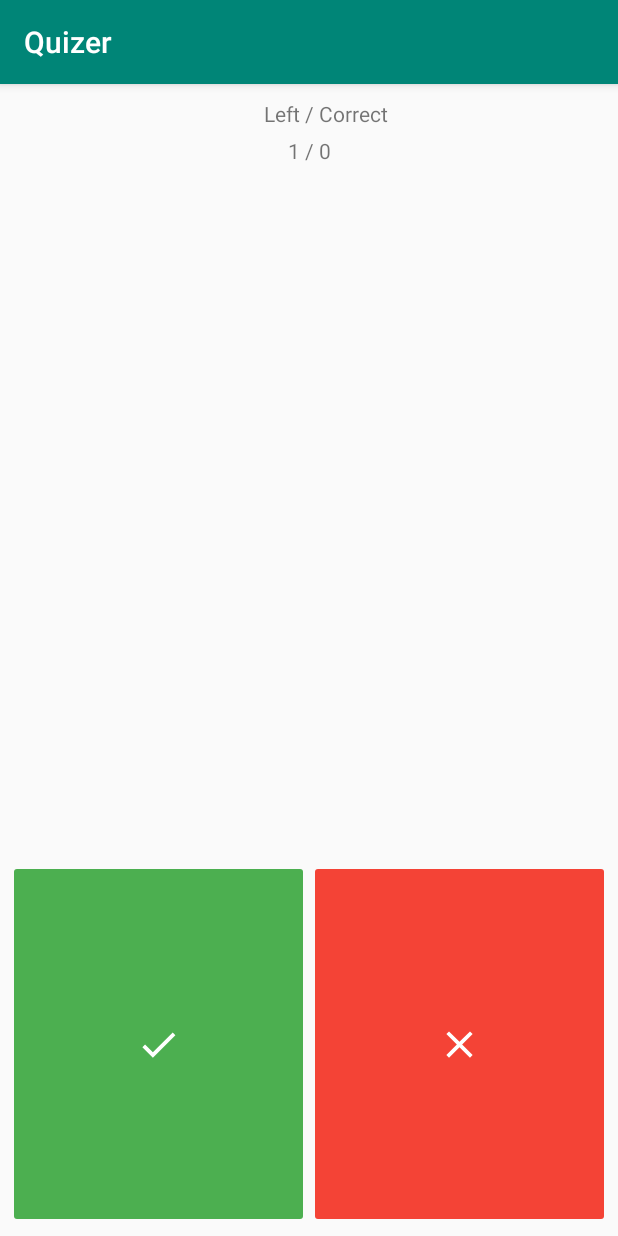
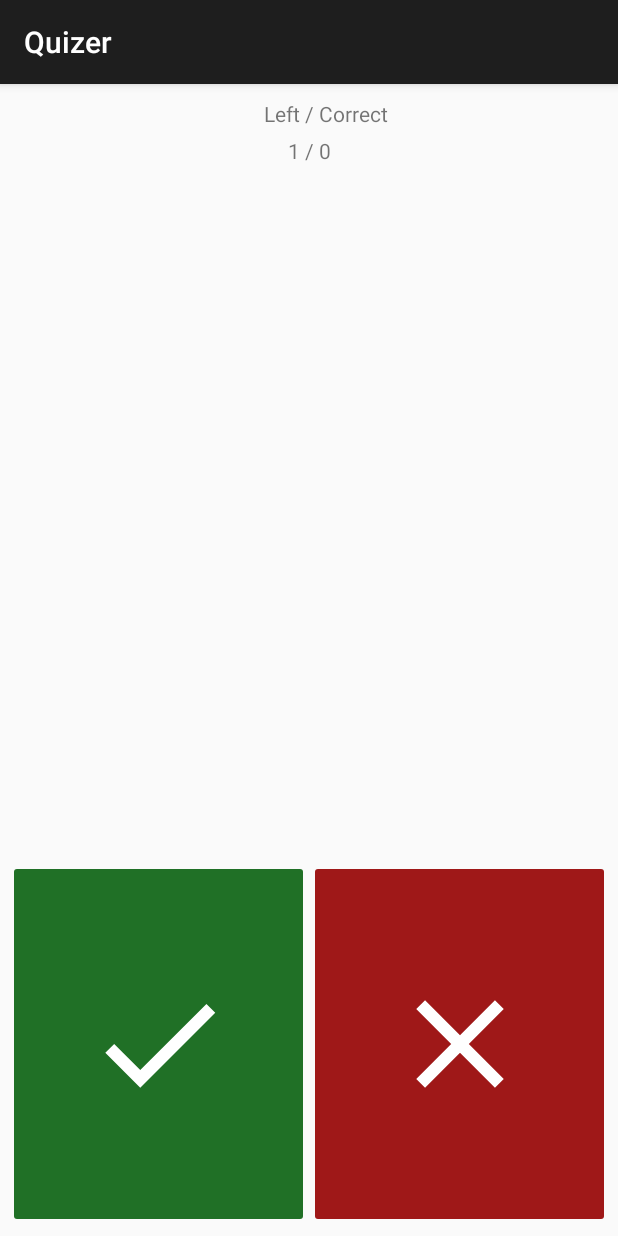
Before and after one commit to Arivlorn/Quizer-App, an Android app: the QuizFragment screen opened directly, with no data from a screen before it, on a phone screen of 412 x 824 dp. Run offline under Robolectric (Android 15) with nearby library versions, the phone set to English and light mode, and no system bars.

Commit message:
Changed style colors, added new descriptions to action bar based on activity, and increased size of images on true/false buttons.

```diff
--- a/app/src/main/java/edu/andrews/cptr252/aisensee/quizer/QuestionAdapter.java
+++ b/app/src/main/java/edu/andrews/cptr252/aisensee/quizer/QuestionAdapter.java
@@ -79,7 +79,6 @@ public class QuestionAdapter extends RecyclerView.Adapter<QuestionAdapter.ViewHo
             // get index of question that was clicked
             int position = getAdapterPosition();
             // for now, just display the selected question.
-            // TODO: open the selected question.
             if (position != RecyclerView.NO_POSITION) {
                 Question question = mQuestions.get(position);
 
--- a/app/src/main/java/edu/andrews/cptr252/aisensee/quizer/QuestionDetailsFragment.java
+++ b/app/src/main/java/edu/andrews/cptr252/aisensee/quizer/QuestionDetailsFragment.java
@@ -74,6 +74,9 @@ public class QuestionDetailsFragment extends Fragment {
     public View onCreateView(LayoutInflater inflater, ViewGroup container,
                              Bundle savedInstanceState) {
         View v = inflater.inflate(R.layout.question_details_fragment, container, false);
+
+        // sets the title of action bar
+        getActivity().setTitle(R.string.question_details_actionbar_label);
 
         //==========================================================================================
         // Question Question Text Box
--- a/app/src/main/java/edu/andrews/cptr252/aisensee/quizer/QuestionListFragment.java
+++ b/app/src/main/java/edu/andrews/cptr252/aisensee/quizer/QuestionListFragment.java
@@ -41,8 +41,8 @@ public class QuestionListFragment extends Fragment {
     public void onCreate(Bundle savedInstanceState) {
         super.onCreate(savedInstanceState);
 
-        // sets the title of the above bar? TODO: find out
-        getActivity().setTitle(R.string.question_list_label);
+        // sets the title of action bar
+        getActivity().setTitle(R.string.questions_list_actionbar_label);
 
         // assigns an already created (or to be created) question list array to our local mQuestions array.
         // then retrieves all questions (the .getQuestions() part) and makes our local mQuestions equal to
--- /dev/null
+++ b/app/src/main/res/drawable/false_symbol_white_100dp.xml
@@ -0,0 +1,5 @@
+<vector android:height="100dp" android:tint="#FFFFFF"
+    android:viewportHeight="24.0" android:viewportWidth="24.0"
+    android:width="100dp" xmlns:android="http://schemas.android.com/apk/res/android">
+    <path android:fillColor="#FF000000" android:pathData="M19,6.41L17.59,5 12,10.59 6.41,5 5,6.41 10.59,12 5,17.59 6.41,19 12,13.41 17.59,19 19,17.59 13.41,12z"/>
+</vector>
--- /dev/null
+++ b/app/src/main/res/drawable/true_symbol_white_100dp.xml
@@ -0,0 +1,5 @@
+<vector android:height="100dp" android:tint="#FFFFFF"
+    android:viewportHeight="24.0" android:viewportWidth="24.0"
+    android:width="100dp" xmlns:android="http://schemas.android.com/apk/res/android">
+    <path android:fillColor="#FF000000" android:pathData="M9,16.17L4.83,12l-1.42,1.41L9,19 21,7l-1.41,-1.41z"/>
+</vector>
--- a/app/src/main/res/layout/quiz_fragment.xml
+++ b/app/src/main/res/layout/quiz_fragment.xml
@@ -91,33 +91,33 @@
 
     <ImageButton
         android:id="@+id/answer_question_true_Button"
-        android:contentDescription="@string/true_symbol_description"
-        android:src="@drawable/true_symbol_white_30dp"
         style="@style/TrueButton"
         android:layout_width="0dp"
         android:layout_height="0dp"
         android:layout_marginStart="5dp"
         android:layout_marginTop="5dp"
         android:layout_marginBottom="5dp"
-        android:text="@string/true_headline"
+        android:contentDescription="@string/true_symbol_description"
+        android:src="@drawable/true_symbol_white_100dp"
         app:layout_constraintBottom_toBottomOf="parent"
         app:layout_constraintEnd_toStartOf="@+id/guideline3"
         app:layout_constraintStart_toStartOf="parent"
-        app:layout_constraintTop_toTopOf="@+id/guideline" />
+        app:layout_constraintTop_toTopOf="@+id/guideline"
+        tools:src="@drawable/true_symbol_white_100dp" />
 
     <ImageButton
         android:id="@+id/answer_question_false_Button"
-        android:contentDescription="@string/false_symbol_description"
-        android:src="@drawable/false_symbol_white_30dp"
         style="@style/FalseButton"
         android:layout_width="0dp"
         android:layout_height="0dp"
         android:layout_marginTop="5dp"
         android:layout_marginEnd="5dp"
         android:layout_marginBottom="5dp"
+        android:contentDescription="@string/false_symbol_description"
+        android:src="@drawable/false_symbol_white_100dp"
         app:layout_constraintBottom_toBottomOf="parent"
         app:layout_constraintEnd_toEndOf="parent"
         app:layout_constraintStart_toStartOf="@+id/guideline3"
-        app:layout_constraintTop_toTopOf="@+id/guideline"/>
+        app:layout_constraintTop_toTopOf="@+id/guideline" />
 
 </androidx.constraintlayout.widget.ConstraintLayout>
--- a/app/src/main/res/values/colors.xml
+++ b/app/src/main/res/values/colors.xml
@@ -1,8 +1,8 @@
 <?xml version="1.0" encoding="utf-8"?>
 <resources>
-    <color name="colorPrimary">#008577</color>
-    <color name="colorPrimaryDark">#00574B</color>
-    <color name="colorAccent">#D81B60</color>
-    <color name="colorTrue">#4CAF50</color>
-    <color name="colorFalse">#F44336</color>
+    <color name="colorPrimary">#1E1E1E</color>
+    <color name="colorPrimaryDark">#141414</color>
+    <color name="colorAccent">#000000</color>
+    <color name="colorTrue">#207026</color>
+    <color name="colorFalse">#9F1818</color>
 </resources>
--- a/app/src/main/res/values/strings.xml
+++ b/app/src/main/res/values/strings.xml
@@ -8,10 +8,11 @@
     <string name="to_add_questions">Add Questions</string>
 
     <!-- Question List Strings -->
-    <string name="question_list_label">Questions</string>
+    <string name="questions_list_actionbar_label">Questions</string>
     <string name="empty_question_label">Question not created.</string>
 
     <!-- Questions Details Strings -->
+    <string name="question_details_actionbar_label">Edit Question</string>
     <string name="question_headline">Question</string>
     <string name="title_hint">Enter your question here.</string>
     <string name="answer_headline">Answer</string>
```
